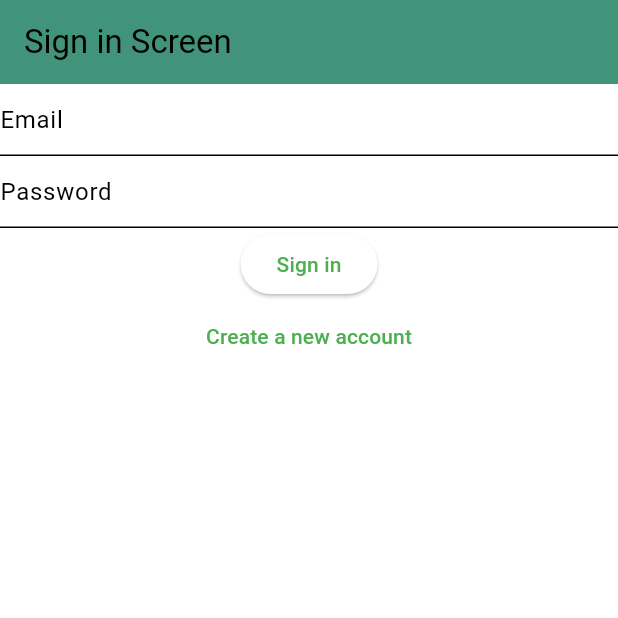
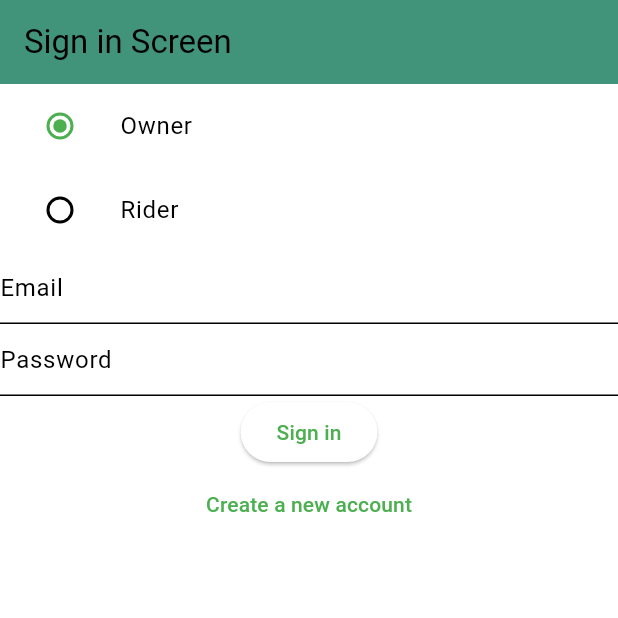
Before and after one commit to saleh-ioio/safeerv3, a Flutter app: the screen it shows after launch, on a phone screen of 412 x 824 dp, the top half of it. Run offline on Flutter 3.47's test engine with Material 3 defaults, Android fonts, the phone set to English and light mode, and no system bars; our stand-ins replace cloud_firestore, firebase_auth, firebase_core; accounts and stored records are empty.

Commit message:
finished the sign up and sign in process and start to work on adding rider functionality

```diff
--- a/lib/main.dart
+++ b/lib/main.dart
@@ -25,7 +25,7 @@ class MyApp extends StatelessWidget {
           appBarTheme: const AppBarTheme(
             backgroundColor: Color.fromARGB(255, 65, 147, 121),
           ),
-          colorScheme: ColorScheme.light(
+          colorScheme: const ColorScheme.light(
               background: Colors.white,
               primary: Colors.green,
               secondary: Colors.white),
--- a/lib/models/user.dart
+++ b/lib/models/user.dart
@@ -1,12 +1,17 @@
 import 'package:flutter/foundation.dart';
+import 'package:safeer/screens/authenticate/register.dart';
+
+enum UserTyp { owner, rider }
 
 class UserProvider extends ChangeNotifier {
-  String? uid = null;
+  String? uid;
+  UserTyp userType = UserTyp.owner;
   UserProvider({this.uid});
 
-  void updateUid(String? uid) {
+  void updateUid(String? uid, UserTyp userType) {
     print('updateUid called');
     this.uid = uid;
+    this.userType = userType;
     notifyListeners();
   }
 }
--- a/lib/screens/authenticate/signIn.dart
+++ b/lib/screens/authenticate/signIn.dart
@@ -25,19 +25,45 @@ class _SignInState extends State<SignIn> {
 
   final _formKey = GlobalKey<FormState>();
 
+  UserTyp usertype = UserTyp.owner; // 0 for owner and 1 for rider
+
   @override
   Widget build(BuildContext context) {
     return Scaffold(
       appBar: AppBar(
-        title: Text('Sign in Screen'),
+        title: const Text('Sign in Screen'),
       ),
       body: Form(
         key: _formKey,
         child: Center(
           child: Column(
             children: [
+              ListTile(
+                title: const Text('Owner'),
+                leading: Radio(
+                  value: UserTyp.owner,
+                  groupValue: usertype,
+                  onChanged: (value) {
+                    setState(() {
+                      usertype = value!;
+                    });
+                  },
+                ),
+              ),
+              ListTile(
+                title: const Text('Rider'),
+                leading: Radio(
+                  value: UserTyp.rider,
+                  groupValue: usertype,
+                  onChanged: (value) {
+                    setState(() {
+                      usertype = value!;
+                    });
+                  },
+                ),
+              ),
               TextFormField(
-                decoration: InputDecoration(
+                decoration: const InputDecoration(
                   hintText: 'Email',
                 ),
                 validator: (val) => val!.isEmpty ? 'Enter an email' : null,
@@ -47,7 +73,7 @@ class _SignInState extends State<SignIn> {
                 },
               ),
               TextFormField(
-                decoration: InputDecoration(
+                decoration: const InputDecoration(
                   hintText: 'Password',
                 ),
                 validator: (val) =>
@@ -61,8 +87,8 @@ class _SignInState extends State<SignIn> {
               ElevatedButton(
                 onPressed: () async {
                   if (_formKey.currentState!.validate()) {
-                    dynamic result =
-                        await _auth.signInWithEmailAndPassword(email, password);
+                    dynamic result = await _auth.signInWithEmailAndPassword(
+                        email, password, usertype);
                     if (result == null) {
                       setState(() {
                         error = 'Could not sign in with those credentials';
@@ -71,18 +97,21 @@ class _SignInState extends State<SignIn> {
                       print('signed in');
                       print(result.uid);
 
-                      context.read<UserProvider>().updateUid(result.uid);
+                      context
+                          .read<UserProvider>()
+                          .updateUid(result.uid, usertype);
+
                       widget.toggleView();
                     }
                   }
                 },
-                child: Text('Sign in'),
+                child: const Text('Sign in'),
               ),
               TextButton(
                 onPressed: () {
                   widget.toggleView();
                 },
-                child: Text('Create a new account'),
+                child: const Text('Create a new account'),
               ),
             ],
           ),
--- a/lib/screens/wrapper.dart
+++ b/lib/screens/wrapper.dart
@@ -1,7 +1,8 @@
 import 'package:flutter/material.dart';
 import 'package:provider/provider.dart';
 import 'package:safeer/models/user.dart';
-import 'package:safeer/screens/Home/admin/HomeAdmin.dart';
+import 'package:safeer/screens/Home/Rider/homeRider.dart';
+import 'package:safeer/screens/Home/admin/homeAdmin.dart';
 import 'package:safeer/screens/authenticate/authenticate.dart';
 
 class Wrapper extends StatelessWidget {
@@ -10,7 +11,17 @@ class Wrapper extends StatelessWidget {
   @override
   Widget build(BuildContext context) {
     final user = context.watch<UserProvider>().uid;
+    final userType = context.watch<UserProvider>().userType;
     print("user: $user");
-    return user == null ? const Authenticate() : const HomeAdmin();
+
+    if (user == null) {
+      return const Authenticate();
+    } else {
+      if (userType == UserTyp.owner) {
+        return const HomeAdmin();
+      } else {
+        return const HomeRiderPage();
+      }
+    }
   }
 }
```
Also changed, not shown: lib/screens/Home/Rider/homeRider.dart (added, +23 -0 lines), lib/screens/Home/admin/HomeAdmin.dart (+6 -4 lines), lib/screens/Home/admin/Order.dart (+10 -11 lines), lib/screens/Home/admin/addDriverManage.dart (added, +27 -0 lines), lib/screens/authenticate/Register.dart (+13 -13 lines), lib/screens/authenticate/authenticate.dart (+5 -3 lines), lib/services/auth.dart (+18 -12 lines), lib/services/dataBase.dart (+23 -0 lines).
